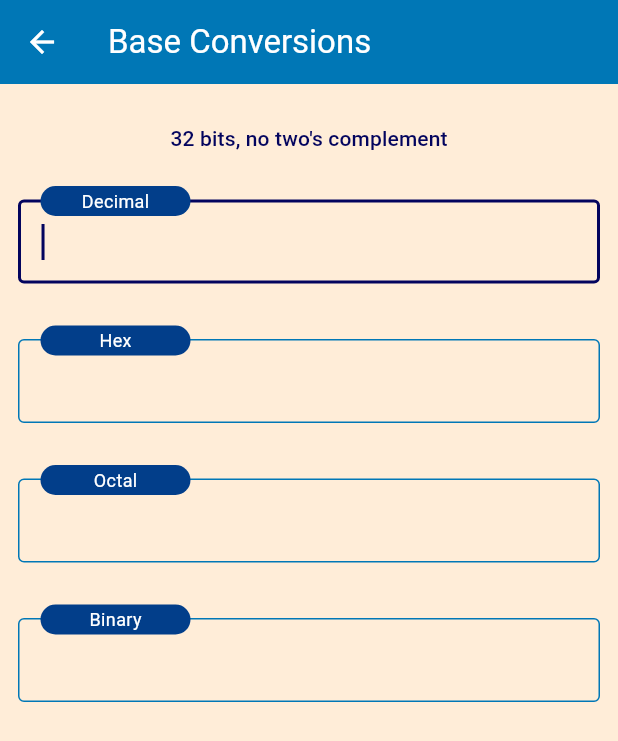
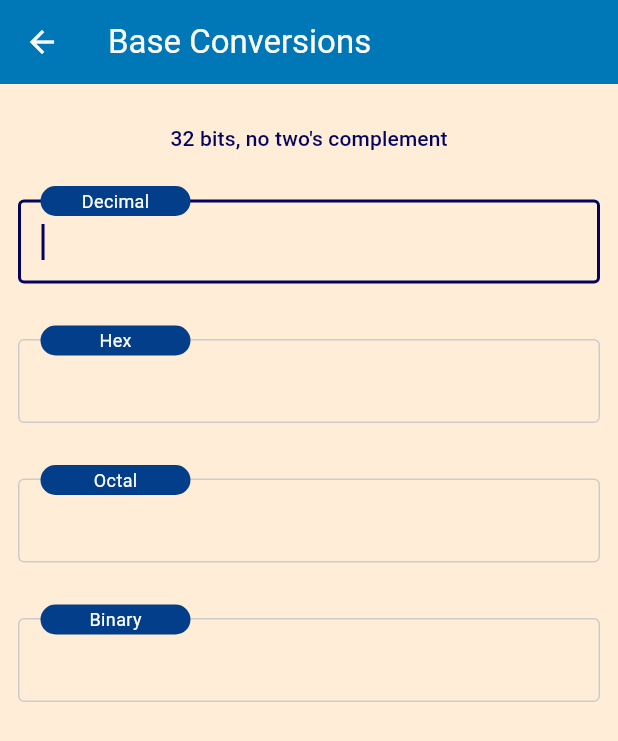
Before and after one commit to doug-101/ConvertAll, a Flutter app: the BasesView screen opened directly, on a phone screen of 412 x 824 dp. Shown: the top 741 px of the screen. Run offline on Flutter 3.47's test engine with Material 2 defaults, Android fonts, the phone set to English and light mode, and no system bars; our stand-ins replace decimal, flutter_spinbox, package_info_plus, shared_preferences; missing offline and left inert: eval_ex, flutter_markdown_selectionarea, window_manager; accounts and stored records are empty; project files that could hold a hidden picture were left out.

Commit message:
update themes to make inactive value editors more obvious

```diff
--- a/lib/gui/common_widgets.dart
+++ b/lib/gui/common_widgets.dart
@@ -51,10 +51,14 @@ class LabelledTextEditor extends StatelessWidget {
               helperText: helperText,
               border: OutlineInputBorder(),
               filled: true,
-              fillColor: Theme.of(context).colorScheme.surface,
+              fillColor: enabled
+                  ? Theme.of(context).colorScheme.surface
+                  : Theme.of(context).colorScheme.surfaceVariant,
             ),
             style: TextStyle(
-              color: Theme.of(context).colorScheme.onSurface,
+              color: enabled
+                  ? Theme.of(context).colorScheme.onSurface
+                  : Theme.of(context).colorScheme.onSurfaceVariant,
             ),
           ),
         ),
--- a/lib/gui/unit_table.dart
+++ b/lib/gui/unit_table.dart
@@ -96,7 +96,7 @@ class _UnitTableState extends State<UnitTable> {
                                     : isActive
                                         ? Theme.of(context)
                                             .colorScheme
-                                            .onSurfaceVariant
+                                            .surfaceTint
                                         : Theme.of(context)
                                             .colorScheme
                                             .onSurface,
```
Also changed, not shown: lib/model/theme_model.dart (+10 -4 lines).
